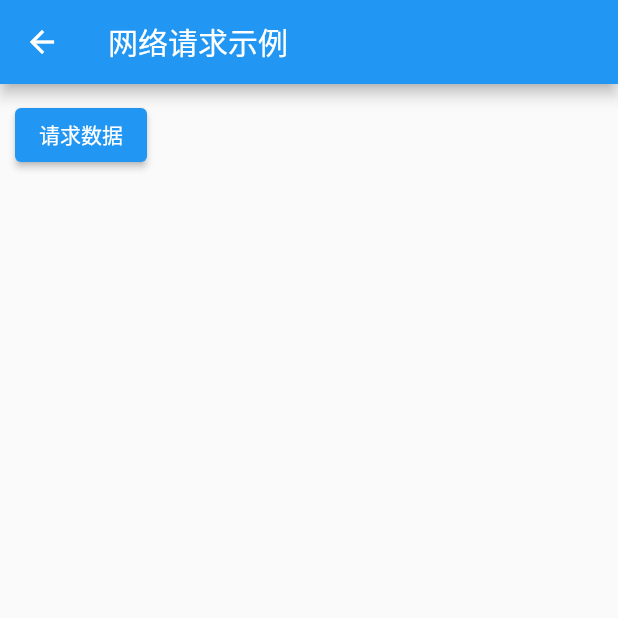
After one commit to doomiracle/study_flutter, a Flutter app: the screen it shows after launch, after a tap on "Http", on a phone screen of 412 x 824 dp, the top half of it. The commit adds this screen. Run offline on Flutter 3.47's test engine with Material 2 defaults, Android fonts, the phone set to English and light mode, and no system bars; our stand-ins replace fluttertoast; network calls fail.

Commit message:
增加空安全

```diff
--- a/lib/file/FilePage.dart
+++ b/lib/file/FilePage.dart
@@ -12,7 +12,7 @@ class FilePage extends StatefulWidget {
 /// 文件操作
 /// 这里引入 path_provider 库，用于在文件系统上查找常用位置。支持 iOS、Android、Linux 和 MacOS。并非所有平台都支持所有方法。
 /// 可以使用 getTemporaryDirectory() 获取cache目录；getApplicationDocumentsDirectory() 获取File目录；getExternalStorageDirectory() 获取外部存储
-///
+/// PS：如果是存简单的数据，可以使用 shared_preferences 这个库
 class _FilePageState extends State<FilePage> {
   // 从文件中读取的内容
   String _fileStr = "";
--- a/lib/future/FuturePage.dart
+++ b/lib/future/FuturePage.dart
@@ -80,7 +80,6 @@ class StreamBuilder1 extends StatelessWidget {
             case ConnectionState.done:
               return Text('Stream已关闭');
           }
-          return null; // unreachable
         },
       ),
     );
--- /dev/null
+++ b/lib/http/HttpPage.dart
@@ -0,0 +1,68 @@
+import 'dart:convert';
+import 'dart:io';
+
+import 'package:flutter/material.dart';
+
+/// HTTP操作
+/// http://pcs-api.wt.cainiao.com/api/pdaVersion/check?session=24956798&warehouseId=10030001
+class HttpPage extends StatefulWidget {
+  @override
+  State<StatefulWidget> createState() {
+    return _HttpPageState();
+  }
+}
+
+class _HttpPageState extends State<HttpPage> {
+
+  // 是否正在请求
+  bool _loading = false;
+  // 请求的结果
+  String? _result;
+
+  Uri uri = Uri(
+      scheme: "http",
+      host: "pcs-api.wt.cainiao.com",
+      path: "api/pdaVersion/check",
+      queryParameters: {"session": "24956798", "warehouseId": "10030001"});
+
+  @override
+  Widget build(BuildContext context) {
+    return Scaffold(
+      appBar: AppBar(
+        title: Text("网络请求示例"),
+      ),
+      body: Padding(
+        padding: EdgeInsets.all(10.0),
+        child: Column(
+          crossAxisAlignment: CrossAxisAlignment.start,
+          children: [
+            ElevatedButton(
+              onPressed: () async {
+                String response = await _httpClient1();
+                setState(() {
+                  _result = response;
+                });
+              },
+              child: Text("请求数据"),
+            ),
+            Text(_result ?? ""),
+          ],
+        ),
+      ),
+    );
+  }
+
+  Future<String> _httpClient1() async {
+    // 创建一个HttpClient
+    HttpClient httpClient = new HttpClient();
+    // 打开Http连接
+    HttpClientRequest request = await httpClient.getUrl(uri);
+    // 等待连接服务器（会将请求信息发送给服务器）
+    HttpClientResponse response = await request.close();
+    // 读取响应内容
+    String content = await response.transform(utf8.decoder).join();
+    // 关闭client后，通过该client发起的所有请求都会中止。
+    httpClient.close();
+    return content;
+  }
+}
--- a/lib/main.dart
+++ b/lib/main.dart
@@ -6,6 +6,7 @@ import 'theme/ThemePage.dart';
 import 'future/FuturePage.dart';
 import 'animation/AnimationPage.dart';
 import 'file/FilePage.dart';
+import 'http/HttpPage.dart';
 
 void main() {
   // 入口方法
@@ -98,6 +99,14 @@ class MyHomePage extends StatelessWidget {
                   backgroundColor: MaterialStateProperty.all(Colors.blue),
                 ),
               ),
+              ElevatedButton(
+                onPressed: () => _navigatorPush(context, HttpPage()),
+                child:
+                Text("Http", style: TextStyle(fontWeight: FontWeight.bold)),
+                style: ButtonStyle(
+                  backgroundColor: MaterialStateProperty.all(Colors.blue),
+                ),
+              ),
             ],
           ),
         ));
--- a/lib/theme/ThemePage.dart
+++ b/lib/theme/ThemePage.dart
@@ -20,7 +20,7 @@ class ThemePage extends StatefulWidget {
 
 class _ThemePageState extends State<ThemePage> {
   /// 主题色
-  Color _themeColor = Colors.teal;
+  MaterialColor _themeColor = Colors.teal;
 
   @override
   Widget build(BuildContext context) {
--- a/lib/widgets/basic/SwitchPage.dart
+++ b/lib/widgets/basic/SwitchPage.dart
@@ -65,7 +65,7 @@ class Checkbox1 extends StatefulWidget {
 
 class _CheckboxState1 extends State<Checkbox1> {
   // 勾选框状态
-  bool _checkboxSelected = false;
+  bool? _checkboxSelected = false;
 
   @override
   Widget build(BuildContext context) {
--- a/lib/widgets/basic/TextFieldPage.dart
+++ b/lib/widgets/basic/TextFieldPage.dart
@@ -101,10 +101,10 @@ class _TextFieldPageState extends State<TextFieldPage> {
 ///                                   focusedBorder 有焦点时的边框
 class TextField1 extends StatelessWidget {
   // 控制器
-  TextEditingController _controller;
-  FocusNode _focusNode;
+  TextEditingController? _controller;
+  FocusNode? _focusNode;
 
-  TextField1(TextEditingController controller, FocusNode focusNode) {
+  TextField1(TextEditingController? controller, FocusNode? focusNode) {
     _controller = controller;
     _focusNode = focusNode;
   }
--- a/lib/widgets/functional/WillPopScopePage.dart
+++ b/lib/widgets/functional/WillPopScopePage.dart
@@ -24,15 +24,13 @@ class WillPopScope1 extends StatefulWidget {
 /// onWillPop 用户点击返回按钮时被调用，包括导航返回按钮及Android物理返回按钮），返回值为 false，拦截不处理
 class _WillPopScopeState extends State<WillPopScope1> {
   //上次点击时间
-  DateTime _lastPressedAt;
+  DateTime? _lastPressedAt;
 
   @override
   Widget build(BuildContext context) {
     return new WillPopScope(
         onWillPop: () async {
-          if (_lastPressedAt == null ||
-              DateTime.now().difference(_lastPressedAt) >
-                  Duration(seconds: 1)) {
+          if (_lastPressedAt == null || DateTime.now().difference(_lastPressedAt!) > Duration(seconds: 1)) {
             //两次点击间隔超过1秒则重新计时
             _lastPressedAt = DateTime.now();
             return false;
--- a/lib/widgets/single/ContainerPage.dart
+++ b/lib/widgets/single/ContainerPage.dart
@@ -130,7 +130,7 @@ class DecoratedBox1 extends StatelessWidget {
   Widget build(BuildContext context) {
     return DecoratedBox(
         decoration: BoxDecoration(
-            gradient: LinearGradient(colors: [Colors.red, Colors.orange[700]]),
+            gradient: LinearGradient(colors: [Colors.red, Colors.orange]),
             borderRadius: BorderRadius.circular(3.0),
             boxShadow: [
               BoxShadow(
--- a/pubspec.yaml
+++ b/pubspec.yaml
@@ -18,7 +18,7 @@ publish_to: 'none' # Remove this line if you wish to publish to pub.dev
 version: 1.0.0+1
 
 environment:
-  sdk: ">=2.7.0 <3.0.0"
+  sdk: ">=2.12.0 <3.0.0"
 
 dependencies:
   flutter:
```
Also changed, not shown: lib/dialog/DialogPage.dart (+15 -14 lines), lib/widgets/functional/InheritedWidgetPage.dart (+4 -7 lines), lib/widgets/multi/WrapPage.dart (+4 -4 lines), pubspec.lock.
